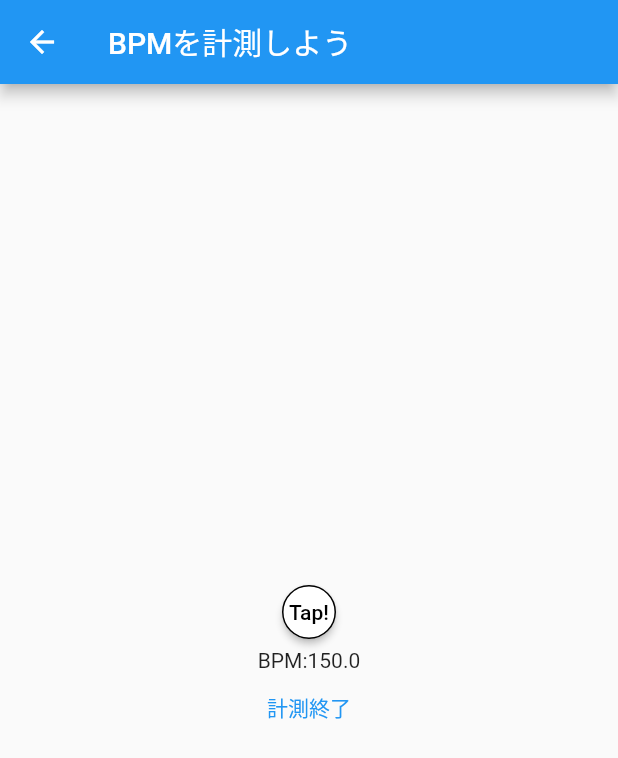
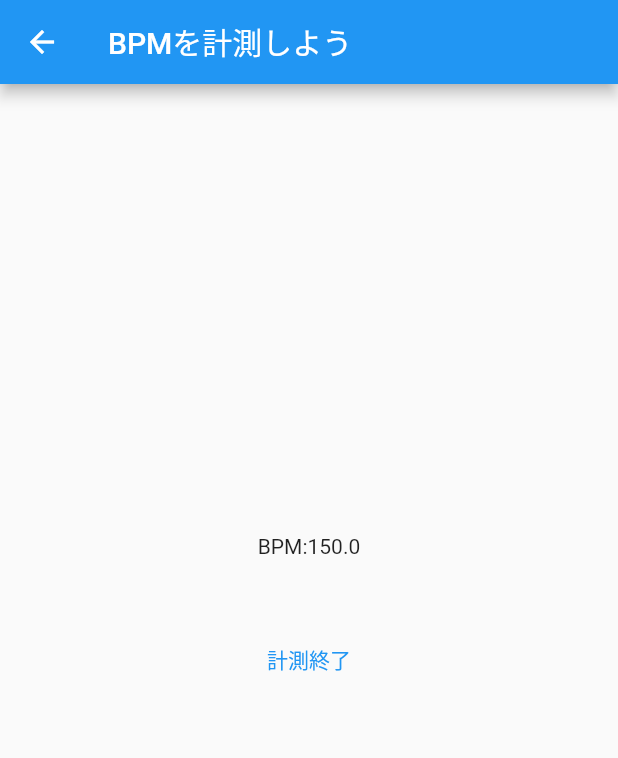
Before and after one commit to beatwalking55/beatim2, a Flutter app: the BPMSensingPage screen opened directly, on a phone screen of 412 x 824 dp. Shown: the top 758 px of the screen. Run offline on Flutter 3.47's test engine with Material 2 defaults, Android fonts, the phone set to English and light mode, and no system bars; our stand-ins replace just_audio; missing offline and left inert: audio_session, dart:html.

Commit message:
曲選択、タップ画面UI

```diff
--- a/lib/BPMsensingpage.dart
+++ b/lib/BPMsensingpage.dart
@@ -17,24 +17,12 @@ class _BPMSensingPageState extends State<BPMSensingPage> {
       appBar: AppBar(
         title: Text("BPMを計測しよう"),
       ),
-      body: Center(
-        child: Column(
-          mainAxisAlignment: MainAxisAlignment.center,
-          children: [
-            ElevatedButton(
-              child: const Text('Tap!'),
-              style: ElevatedButton.styleFrom(
-                primary: Colors.white,
-                onPrimary: Colors.black,
-                shape: const CircleBorder(
-                  side: BorderSide(
-                    color: Colors.black,
-                    width: 1,
-                    style: BorderStyle.solid,
-                  ),
-                ),
-              ),
-              onPressed: () {
+      body:         Container(
+        width:  double.infinity,
+        height:  double.infinity,
+      child: GestureDetector(
+        behavior: HitTestBehavior.opaque,
+              onTap: () {
                 oldtime = newtime;
                 newtime = DateTime.now().millisecondsSinceEpoch; //millisecond
                 duls[4] = duls[3];
@@ -49,8 +37,32 @@ class _BPMSensingPageState extends State<BPMSensingPage> {
                 bpm_ratio = sensingBPM / ORIGINAL_musicBPM;
                 print(bpm_ratio);
               },
-            ),
-            Text("BPM:${sensingBPM}"),
+
+
+            //ElevatedButton(
+              //child: const Text('Tap!'),
+              //style: ElevatedButton.styleFrom(
+                //primary: Colors.white,
+                //onPrimary: Colors.black,
+                //shape: const CircleBorder(
+                  //side: BorderSide(
+                    //color: Colors.black,
+                    //width: 1,
+                    //style: BorderStyle.solid,
+                  //),
+                //),
+              //),
+
+
+        child: Stack(
+          alignment: Alignment.center,
+
+
+          children:<Widget>[
+      Positioned(
+        top: 300.0,
+            child: Text("BPM:${sensingBPM}"),
+          ),
             TextButton(
                 onPressed: () {
                   Navigator.pop(context);
@@ -60,9 +72,12 @@ class _BPMSensingPageState extends State<BPMSensingPage> {
                     playlist = musicselect(artist: artist, BPM: sensingBPM);
                   });
                 },
-                child: Text("計測終了")),
-          ],
-        ),
+                child: Text("計測終了")
+                ),
+
+            ],
+          ),
+      ),
       ),
     );
   }
```
Also changed, not shown: lib/playpage.dart (+46 -15 lines), 1 other file.
